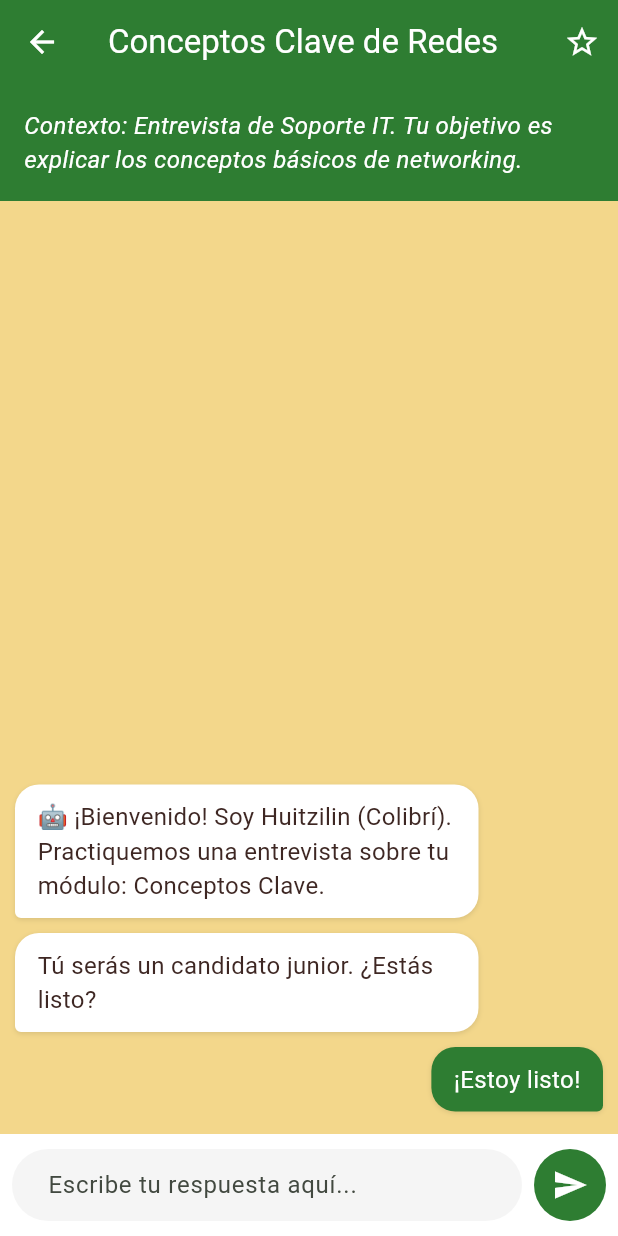
After one commit to ganimedes9405/tlahtoa, a Flutter app: the ChatInterfaceScreen screen opened by its route, on a phone screen of 412 x 824 dp. The commit adds this screen. Run offline on Flutter 3.47's test engine with Material 3 defaults, Android fonts, the phone set to English and light mode, and no system bars; Roboto replaces fonts that are missing (Rounded).

Commit message:
implementaciones nuevas

```diff
--- /dev/null
+++ b/lib/chatbot_loop/chat_interface_screen.dart
@@ -0,0 +1,202 @@
+import 'package:flutter/material.dart';
+import 'package:educational/utils/colors.dart';
+
+class ChatInterfaceScreen extends StatefulWidget {
+  final String moduleTitle;
+
+  const ChatInterfaceScreen({
+    super.key,
+    this.moduleTitle =
+        'Conceptos Clave de Redes', // Asumimos un módulo por defecto
+  });
+
+  @override
+  State<ChatInterfaceScreen> createState() => _ChatInterfaceScreenState();
+}
+
+class _ChatInterfaceScreenState extends State<ChatInterfaceScreen> {
+  final TextEditingController _controller = TextEditingController();
+  final List<Map<String, dynamic>> _messages = [
+    {
+      'text':
+          '🤖 ¡Bienvenido! Soy Huitzilin (Colibrí). Practiquemos una entrevista sobre tu módulo: Conceptos Clave.',
+      'isUser': false,
+    },
+    {'text': 'Tú serás un candidato junior. ¿Estás listo?', 'isUser': false},
+    {'text': '¡Estoy listo!', 'isUser': true},
+  ];
+
+  void _sendMessage() {
+    if (_controller.text.trim().isEmpty) return;
+
+    final userMessage = _controller.text;
+
+    setState(() {
+      _messages.add({'text': userMessage, 'isUser': true});
+      _controller.clear();
+      // Simulación de respuesta del bot
+      _messages.add({
+        'text':
+            'Muy bien. Por favor, define "Protocolo" en inglés técnico. ¡Recuerda usar la terminología que viste en el video!',
+        'isUser': false,
+      });
+    });
+    // Aquí iría la lógica para enviar a la API del Chatbot
+  }
+
+  @override
+  Widget build(BuildContext context) {
+    return Scaffold(
+      appBar: AppBar(
+        title: Text(
+          widget.moduleTitle,
+          style: const TextStyle(color: Colors.white),
+        ),
+        backgroundColor: kPrimaryGreen, // AppBar verde para el top Contexto
+        elevation: 0,
+        iconTheme: const IconThemeData(color: Colors.white),
+        actions: [
+          IconButton(
+            icon: const Icon(Icons.star_border),
+            onPressed: () {
+              // NAVEGACIÓN FUTURA: Conexión a la Etapa 5 (Quiz)
+              Navigator.pushNamed(context, '/quiz_engine_screen');
+            },
+          ),
+        ],
+      ),
+      body: Column(
+        children: [
+          // 1. SECCIÓN DE CONTEXTO/TEORÍA
+          Container(
+            padding: const EdgeInsets.all(16.0),
+            width: double.infinity,
+            color: kPrimaryGreen,
+            child: const Text(
+              'Contexto: Entrevista de Soporte IT. Tu objetivo es explicar los conceptos básicos de networking.',
+              style: TextStyle(
+                color: Colors.white,
+                fontSize: 16,
+                fontStyle: FontStyle.italic,
+              ),
+            ),
+          ),
+
+          // 2. SECCIÓN DE CHAT INTERACTIVO
+          Expanded(
+            child: Container(
+              color: kCream, // Fondo estilo pergamino para el chat
+              child: ListView.builder(
+                reverse: true, // Para que el scroll inicie abajo
+                padding: const EdgeInsets.symmetric(vertical: 10.0),
+                itemCount: _messages.length,
+                itemBuilder: (context, index) {
+                  final message = _messages[_messages.length - 1 - index];
+                  return ChatBubble(
+                    text: message['text'] as String,
+                    isUser: message['isUser'] as bool,
+                  );
+                },
+              ),
+            ),
+          ),
+
+          // 3. CAMPO DE ENTRADA DE TEXTO
+          _buildChatInput(),
+        ],
+      ),
+    );
+  }
+
+  // Widget para el campo de entrada
+  Widget _buildChatInput() {
+    return Container(
+      padding: const EdgeInsets.symmetric(horizontal: 8.0, vertical: 10.0),
+      color: Colors.white,
+      child: Row(
+        children: <Widget>[
+          Expanded(
+            child: TextField(
+              controller: _controller,
+              decoration: InputDecoration(
+                hintText: "Escribe tu respuesta aquí...",
+                border: OutlineInputBorder(
+                  borderRadius: BorderRadius.circular(30.0),
+                  borderSide: BorderSide.none,
+                ),
+                filled: true,
+                fillColor: kOffWhite,
+                contentPadding: const EdgeInsets.symmetric(horizontal: 20.0),
+              ),
+              onSubmitted: (_) => _sendMessage(),
+            ),
+          ),
+          const SizedBox(width: 8.0),
+          Container(
+            decoration: BoxDecoration(
+              color: kPrimaryGreen,
+              shape: BoxShape.circle,
+            ),
+            child: IconButton(
+              icon: const Icon(Icons.send),
+              color: Colors.white,
+              onPressed: _sendMessage,
+            ),
+          ),
+        ],
+      ),
+    );
+  }
+}
+
+// -------------------------------------------------------------------
+// WIDGET HELPER: Burbuja de Chat (ChatBubble)
+// -------------------------------------------------------------------
+class ChatBubble extends StatelessWidget {
+  final String text;
+  final bool isUser;
+
+  const ChatBubble({super.key, required this.text, required this.isUser});
+
+  @override
+  Widget build(BuildContext context) {
+    return Align(
+      alignment: isUser ? Alignment.centerRight : Alignment.centerLeft,
+      child: Container(
+        margin: const EdgeInsets.symmetric(horizontal: 10.0, vertical: 5.0),
+        padding: const EdgeInsets.symmetric(horizontal: 15.0, vertical: 10.0),
+        constraints: BoxConstraints(
+          maxWidth: MediaQuery.of(context).size.width * 0.75,
+        ),
+        decoration: BoxDecoration(
+          color: isUser
+              ? kPrimaryGreen
+              : Colors.white, // Usuario: Verde, Bot: Blanco
+          borderRadius: BorderRadius.only(
+            topLeft: const Radius.circular(16),
+            topRight: const Radius.circular(16),
+            bottomLeft: Radius.circular(
+              isUser ? 16 : 4,
+            ), // Cola corta en la esquina
+            bottomRight: Radius.circular(isUser ? 4 : 16),
+          ),
+          boxShadow: [
+            BoxShadow(
+              // CORRECCIÓN APLICADA AQUÍ: Reemplazo de withOpacity por withValues
+              color: Colors.black.withValues(alpha: 0.1),
+              blurRadius: 2,
+              offset: const Offset(0, 1),
+            ),
+          ],
+        ),
+        child: Text(
+          text,
+          style: TextStyle(
+            color: isUser ? Colors.white : Colors.brown[900],
+            fontSize: 16,
+          ),
+        ),
+      ),
+    );
+  }
+}
```
Also changed, not shown: lib/dashboard/glossary_view.dart (added, +28 -0 lines), lib/dashboard/learning_map_view.dart (+120 -13 lines), lib/dashboard/main_container_screen.dart (added, +132 -0 lines), lib/dashboard/profile_settings_view.dart (added, +28 -0 lines), lib/learning_loop/video_player_view.dart (added, +131 -0 lines), lib/main.dart (+24 -19 lines), lib/onboarding/language_select_screen.dart (+8 -14 lines), lib/onboarding/specialization_select_screen.dart (+4 -4 lines), lib/widgets/cards/selection_card.dart (+12 -6 lines).
